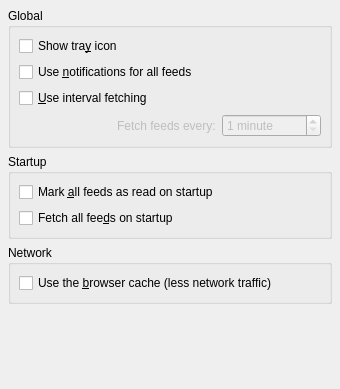
Before: the Qt Designer form akregator/configuration/settings_general.ui in chusopr/kdepim-ktimetracker-akonadi, drawn with Qt 5.
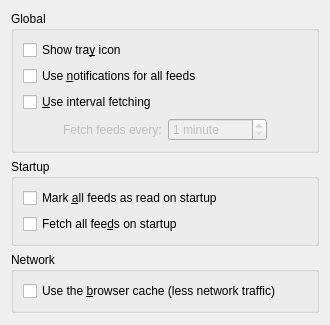
After: the same form once the commit is applied.

What changed in the file:
```diff
--- a/akregator/configuration/settings_general.ui
+++ b/akregator/configuration/settings_general.ui
@@ -1,110 +1,24 @@
 <ui version="4.0" >
  <author>Teemu Rytilahti</author>
  <class>Akregator::SettingsGeneral</class>
- <widget class="QWidget" name="Akregator::SettingsGeneral" >
-  <property name="geometry" >
-   <rect>
-    <x>0</x>
-    <y>0</y>
-    <width>340</width>
-    <height>389</height>
-   </rect>
-  </property>
-  <property name="windowTitle" >
-   <string>General</string>
-  </property>
-  <layout class="QGridLayout" >
-   <property name="leftMargin" >
-    <number>8</number>
-   </property>
-   <property name="topMargin" >
-    <number>8</number>
-   </property>
-   <property name="rightMargin" >
-    <number>8</number>
-   </property>
-   <property name="bottomMargin" >
-    <number>8</number>
-   </property>
-   <property name="horizontalSpacing" >
-    <number>6</number>
-   </property>
-   <property name="verticalSpacing" >
-    <number>6</number>
-   </property>
-   <item row="3" column="0" >
-    <spacer>
-     <property name="orientation" >
-      <enum>Qt::Vertical</enum>
-     </property>
-     <property name="sizeType" >
-      <enum>QSizePolicy::Expanding</enum>
-     </property>
-     <property name="sizeHint" >
-      <size>
-       <width>270</width>
-       <height>16</height>
-      </size>
-     </property>
-    </spacer>
-   </item>
-   <item row="0" column="0" >
-    <widget class="QGroupBox" name="groupBox_3" >
-     <property name="title" >
+ <widget class="QWidget" name="Akregator::SettingsGeneral">
+  <layout class="QVBoxLayout" name="verticalLayout_4" stretch="0,0,0,1">
+   <item>
+    <widget class="QGroupBox" name="groupBox_3">
+     <property name="title">
       <string>Global</string>
      </property>
-     <layout class="QGridLayout" >
-      <property name="leftMargin" >
-       <number>8</number>
-      </property>
-      <property name="topMargin" >
-       <number>8</number>
-      </property>
-      <property name="rightMargin" >
-       <number>8</number>
-      </property>
-      <property name="bottomMargin" >
-       <number>8</number>
-      </property>
-      <property name="horizontalSpacing" >
-       <number>6</number>
-      </property>
-      <property name="verticalSpacing" >
-       <number>6</number>
-      </property>
-      <item row="0" column="0" colspan="3" >
-       <widget class="QCheckBox" name="kcfg_ShowTrayIcon" >
-        <property name="text" >
+     <layout class="QVBoxLayout" name="verticalLayout_3">
+      <item>
+       <widget class="QCheckBox" name="kcfg_ShowTrayIcon">
+        <property name="text">
          <string>Show tra&amp;y icon</string>
         </property>
        </widget>
       </item>
-      <item row="3" column="0" >
-       <spacer>
-        <property name="orientation" >
-         <enum>Qt::Horizontal</enum>
-        </property>
-        <property name="sizeHint" >
-         <size>
-          <width>40</width>
-          <height>20</height>
-         </size>
-        </property>
-       </spacer>
-      </item>
-      <item row="3" column="1" >
-       <widget class="QLabel" name="autoFetchIntervalLabel" >
-        <property name="enabled" >
-         <bool>false</bool>
-        </property>
-        <property name="text" >
-         <string>Fetch feeds every:</string>
-        </property>
-       </widget>
-      </item>
-      <item row="1" column="0" colspan="3" >
-       <widget class="QCheckBox" name="kcfg_UseNotifications" >
-        <property name="toolTip" >
+      <item>
+       <widget class="QCheckBox" name="kcfg_UseNotifications">
+        <property name="toolTip">
          <string/>
         </property>
         <property name="whatsThis" >
@@ -115,106 +29,113 @@
         </property>
        </widget>
       </item>
-      <item row="2" column="0" colspan="3" >
-       <widget class="QCheckBox" name="kcfg_UseIntervalFetch" >
-        <property name="text" >
+      <item>
+       <widget class="QCheckBox" name="kcfg_UseIntervalFetch">
+        <property name="text">
          <string>&amp;Use interval fetching</string>
         </property>
        </widget>
       </item>
-      <item row="3" column="2" >
-       <widget class="QSpinBox" name="kcfg_AutoFetchInterval" >
-        <property name="enabled" >
-         <bool>false</bool>
-        </property>
-        <property name="specialValueText" >
-         <string>1 minute</string>
-        </property>
-        <property name="suffix" >
-         <string> minutes</string>
-        </property>
-        <property name="minimum" >
-         <number>1</number>
-        </property>
-        <property name="maximum" >
-         <number>3600</number>
-        </property>
-        <property name="singleStep" >
-         <number>10</number>
-        </property>
-       </widget>
+      <item>
+       <layout class="QHBoxLayout" name="horizontalLayout">
+        <item>
+         <spacer>
+          <property name="orientation">
+           <enum>Qt::Horizontal</enum>
+          </property>
+          <property name="sizeType">
+           <enum>QSizePolicy::Fixed</enum>
+          </property>
+          <property name="sizeHint" stdset="0">
+           <size>
+            <width>40</width>
+            <height>20</height>
+           </size>
+          </property>
+         </spacer>
+        </item>
+        <item>
+         <widget class="QLabel" name="autoFetchIntervalLabel">
+          <property name="enabled">
+           <bool>false</bool>
+          </property>
+          <property name="text">
+           <string>Fetch feeds every:</string>
+          </property>
+         </widget>
+        </item>
+        <item>
+         <widget class="QSpinBox" name="kcfg_AutoFetchInterval">
+          <property name="enabled">
+           <bool>false</bool>
+          </property>
+          <property name="specialValueText">
+           <string>1 minute</string>
+          </property>
+          <property name="suffix">
+           <string> minutes</string>
+          </property>
+          <property name="minimum">
+           <number>1</number>
+          </property>
+          <property name="maximum">
+           <number>3600</number>
+          </property>
+          <property name="singleStep">
+           <number>10</number>
+          </property>
+         </widget>
+        </item>
+        <item>
+         <spacer name="horizontalSpacer">
+          <property name="orientation">
+           <enum>Qt::Horizontal</enum>
+          </property>
+          <property name="sizeHint" stdset="0">
+           <size>
+            <width>40</width>
+            <height>20</height>
+           </size>
+          </property>
+         </spacer>
+        </item>
+       </layout>
       </item>
      </layout>
     </widget>
    </item>
-   <item row="1" column="0" >
-    <widget class="QGroupBox" name="groupBox_2" >
-     <property name="title" >
+   <item>
+    <widget class="QGroupBox" name="groupBox_2">
+     <property name="title">
       <string>Startup</string>
      </property>
-     <layout class="QGridLayout" >
-      <property name="leftMargin" >
-       <number>8</number>
-      </property>
-      <property name="topMargin" >
-       <number>8</number>
-      </property>
-      <property name="rightMargin" >
-       <number>8</number>
-      </property>
-      <property name="bottomMargin" >
-       <number>8</number>
-      </property>
-      <property name="horizontalSpacing" >
-       <number>6</number>
-      </property>
-      <property name="verticalSpacing" >
-       <number>6</number>
-      </property>
-      <item row="1" column="0" >
-       <widget class="QCheckBox" name="kcfg_FetchOnStartup" >
-        <property name="text" >
-         <string>Fetch all fee&amp;ds on startup</string>
-        </property>
-       </widget>
-      </item>
-      <item row="0" column="0" >
-       <widget class="QCheckBox" name="kcfg_MarkAllFeedsReadOnStartup" >
-        <property name="text" >
+     <layout class="QVBoxLayout" name="verticalLayout_2">
+      <item>
+       <widget class="QCheckBox" name="kcfg_MarkAllFeedsReadOnStartup">
+        <property name="text">
          <string>Mark &amp;all feeds as read on startup</string>
         </property>
        </widget>
       </item>
+      <item>
+       <widget class="QCheckBox" name="kcfg_FetchOnStartup">
+        <property name="text">
+         <string>Fetch all fee&amp;ds on startup</string>
+        </property>
+       </widget>
+      </item>
      </layout>
     </widget>
    </item>
-   <item row="2" column="0" >
-    <widget class="QGroupBox" name="groupBox" >
-     <property name="title" >
+   <item>
+    <widget class="QGroupBox" name="groupBox">
+     <property name="title">
       <string>Network</string>
      </property>
-     <layout class="QGridLayout" >
-      <property name="leftMargin" >
-       <number>8</number>
-      </property>
-      <property name="topMargin" >
-       <number>8</number>
-      </property>
-      <property name="rightMargin" >
-       <number>8</number>
-      </property>
-      <property name="bottomMargin" >
-       <number>8</number>
-      </property>
-      <property name="horizontalSpacing" >
-       <number>6</number>
-      </property>
-      <property name="verticalSpacing" >
-       <number>6</number>
-      </property>
-      <item row="0" column="0" >
-       <widget class="QCheckBox" name="kcfg_UseHTMLCache" >
-        <property name="text" >
+     <layout class="QVBoxLayout" name="verticalLayout">
+      <item>
+       <widget class="QCheckBox" name="kcfg_UseHTMLCache">
+        <property name="text">
          <string>Use the &amp;browser cache (less network traffic)</string>
         </property>
        </widget>
@@ -222,6 +143,16 @@
      </layout>
     </widget>
    </item>
+   <item>
+    <spacer>
+     <property name="sizeHint" stdset="0">
+      <size>
+       <width>20</width>
+       <height>1</height>
+      </size>
+     </property>
+    </spacer>
+   </item>
   </layout>
  </widget>
  <resources/>
```
Left out of the diff: 7 changed lines with no effect on the pictures.
